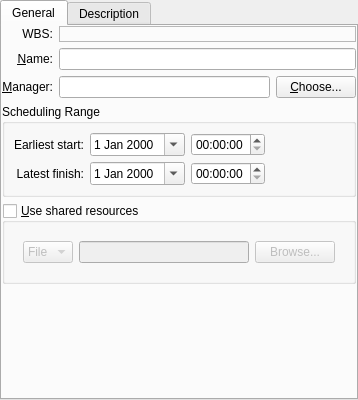
This is plan/libs/ui/kptmainprojectpanelbase.ui in KDE/calligra as Qt 5 draws it before an edit. The edited form follows.
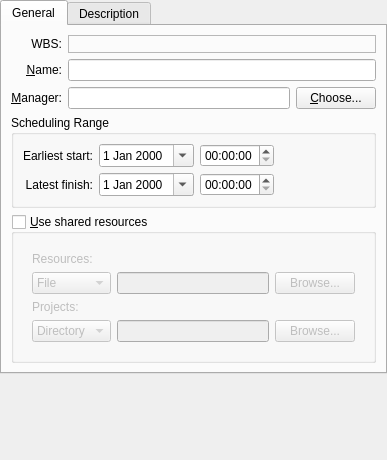
This is the edited form. Icons and pictures are not drawn. Custom widgets are drawn as their Qt base class.

Commit message:
Plan: Add support for coordinating resource usage between projects
Projects reciding in a common directory can share resources
to avoid resource overbooking.
Feature

```diff
--- a/plan/libs/ui/kptmainprojectpanelbase.ui
+++ b/plan/libs/ui/kptmainprojectpanelbase.ui
@@ -7,14 +7,14 @@
    <rect>
     <x>0</x>
     <y>0</y>
-    <width>358</width>
-    <height>400</height>
+    <width>387</width>
+    <height>460</height>
    </rect>
   </property>
   <property name="locale">
    <locale language="C" country="AnyCountry"/>
   </property>
-  <layout class="QHBoxLayout" name="horizontalLayout_3">
+  <layout class="QVBoxLayout" name="verticalLayout_4">
    <property name="leftMargin">
     <number>0</number>
    </property>
@@ -37,18 +37,6 @@
        <string>General</string>
       </attribute>
       <layout class="QVBoxLayout" name="verticalLayout_2">
-       <property name="leftMargin">
-        <number>0</number>
-       </property>
-       <property name="topMargin">
-        <number>0</number>
-       </property>
-       <property name="rightMargin">
-        <number>0</number>
-       </property>
-       <property name="bottomMargin">
-        <number>0</number>
-       </property>
        <item>
         <layout class="QGridLayout" name="gridLayout">
          <item row="0" column="0">
@@ -239,11 +227,18 @@
          <property name="checked">
           <bool>false</bool>
          </property>
-         <layout class="QGridLayout" name="gridLayout_3">
-          <item row="0" column="0" colspan="2">
+         <layout class="QVBoxLayout" name="verticalLayout_3">
+          <item>
            <widget class="QWidget" name="resourcesWidget" native="true">
-            <layout class="QHBoxLayout" name="horizontalLayout_2">
-             <item>
+            <layout class="QGridLayout" name="gridLayout_3">
+             <item row="0" column="0">
+              <widget class="QLabel" name="resourcesLabel">
+               <property name="text">
+                <string>Resources:</string>
+               </property>
+              </widget>
+             </item>
+             <item row="1" column="0">
               <widget class="QComboBox" name="resourcesType">
                <item>
                 <property name="text">
@@ -252,16 +247,47 @@
                </item>
               </widget>
              </item>
-             <item>
+             <item row="1" column="1">
               <widget class="QLineEdit" name="resourcesFile"/>
              </item>
-             <item>
+             <item row="1" column="2">
               <widget class="QPushButton" name="resourcesBrowseBtn">
                <property name="text">
                 <string>Browse...</string>
                </property>
                <property name="icon">
-                <iconset theme="document-open"/>
+                <iconset theme="document-open">
+                 <normaloff>.</normaloff>.</iconset>
+               </property>
+              </widget>
+             </item>
+             <item row="3" column="0">
+              <widget class="QComboBox" name="projectsType">
+               <item>
+                <property name="text">
+                 <string>Directory</string>
+                </property>
+               </item>
+              </widget>
+             </item>
+             <item row="3" column="1">
+              <widget class="QLineEdit" name="projectsPlace"/>
+             </item>
+             <item row="3" column="2">
+              <widget class="QPushButton" name="projectsBrowseBtn">
+               <property name="text">
+                <string>Browse...</string>
+               </property>
+               <property name="icon">
+                <iconset theme="document-open">
+                 <normaloff>.</normaloff>.</iconset>
+               </property>
+              </widget>
+             </item>
+             <item row="2" column="0">
+              <widget class="QLabel" name="projectsLabel">
+               <property name="text">
+                <string>Projects:</string>
                </property>
               </widget>
              </item>
@@ -271,19 +297,6 @@
          </layout>
         </widget>
        </item>
-       <item>
-        <spacer name="verticalSpacer">
-         <property name="orientation">
-          <enum>Qt::Vertical</enum>
-         </property>
-         <property name="sizeHint" stdset="0">
-          <size>
-           <width>20</width>
-           <height>40</height>
-          </size>
-         </property>
-        </spacer>
-       </item>
       </layout>
      </widget>
      <widget class="QWidget" name="tab_2">
@@ -307,6 +320,19 @@
      </widget>
     </widget>
    </item>
+   <item>
+    <spacer name="verticalSpacer">
+     <property name="orientation">
+      <enum>Qt::Vertical</enum>
+     </property>
+     <property name="sizeHint" stdset="0">
+      <size>
+       <width>20</width>
+       <height>18</height>
+      </size>
+     </property>
+    </spacer>
+   </item>
   </layout>
  </widget>
  <customwidgets>
```
The commit also changes 26 other files.
